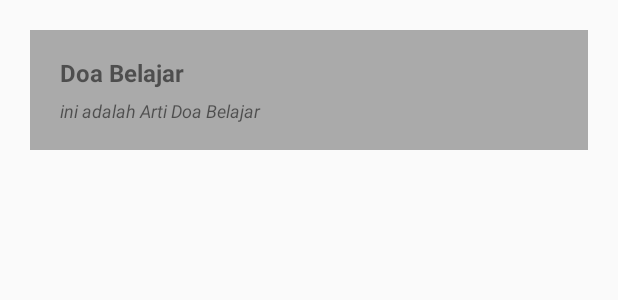
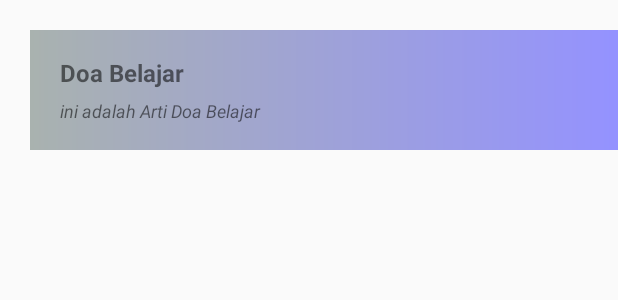
Before and after one commit to yukhijrah/kumpulanDoa_Umair, an Android app: the layout item_doa.xml on its own in the app's theme, with its tools: preview values and no code run, on a phone screen of 412 x 824 dp. Shown: the top 300 px of the screen. Run offline under Robolectric (Android 15) with nearby library versions, the phone set to English and light mode, and no system bars.

Commit message:
tombol back dan gradien

```diff
--- a/app/src/main/AndroidManifest.xml
+++ b/app/src/main/AndroidManifest.xml
@@ -19,7 +19,9 @@
             </intent-filter>
         </activity>
 
-        <activity android:name=".DetailActivity"/>
+        <activity
+            android:name=".DetailActivity"
+            android:parentActivityName=".MainActivity"/>
 
     </application>
 
--- /dev/null
+++ b/app/src/main/res/drawable/gradient.xml
@@ -0,0 +1,9 @@
+<?xml version="1.0" encoding="utf-8"?>
+<shape xmlns:android="http://schemas.android.com/apk/res/android"
+    android:shape="rectangle">
+    <gradient
+        android:startColor="#a9b2af"
+        android:endColor="#9492ff"
+        />
+
+</shape>
--- a/app/src/main/res/layout/item_doa.xml
+++ b/app/src/main/res/layout/item_doa.xml
@@ -3,10 +3,12 @@
     xmlns:android="http://schemas.android.com/apk/res/android"
     android:orientation="horizontal"
     android:layout_width="match_parent"
+
     android:layout_height="80dp"
-    android:layout_margin="20dp"
+    android:layout_marginTop="20dp"
+    android:layout_marginLeft="20dp"
     android:id="@+id/adzan_main"
-    android:background="@android:color/darker_gray">
+    android:background="@drawable/gradient">
 
 
     <LinearLayout
```
